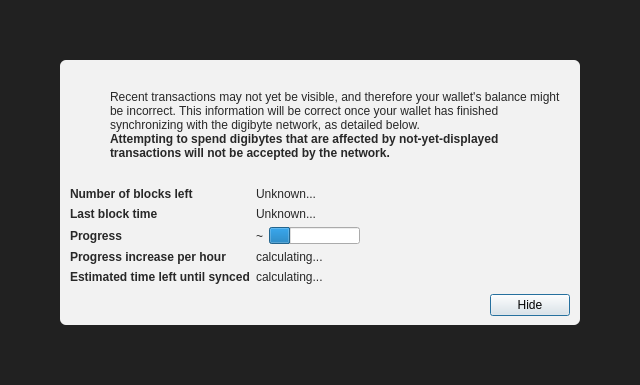
Before: the Qt Designer form src/qt/forms/modaloverlay.ui in digibyte/digibyte, drawn with Qt 5.
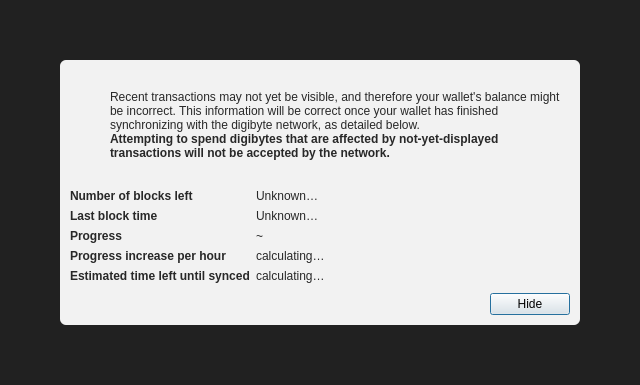
After: the same form once the commit is applied. Icons and pictures are not drawn. Custom widgets are drawn as their Qt base class.

Commit message: Merge 8.22: src/qt/forms/modaloverlay.ui: Merged file with upstream

```diff
--- a/src/qt/forms/modaloverlay.ui
+++ b/src/qt/forms/modaloverlay.ui
@@ -1,7 +1,7 @@
 <?xml version="1.0" encoding="UTF-8"?>
 <ui version="4.0">
  <class>ModalOverlay</class>
- <widget class="ModalOverlay" name="ModalOverlay">
+ <widget class="QWidget" name="ModalOverlay">
   <property name="geometry">
    <rect>
     <x>0</x>
@@ -219,7 +219,7 @@
            <item row="0" column="1">
             <widget class="QLabel" name="numberOfBlocksLeft">
              <property name="text">
-              <string>Unknown...</string>
+              <string>Unknown…</string>
              </property>
             </widget>
            </item>
@@ -245,7 +245,7 @@
               </sizepolicy>
              </property>
              <property name="text">
-              <string>Unknown...</string>
+              <string>Unknown…</string>
              </property>
             </widget>
            </item>
@@ -271,16 +271,6 @@
                </property>
               </widget>
              </item>
-             <item>
-              <widget class="QProgressBar" name="progressBar">
-               <property name="value">
-                <number>24</number>
-               </property>
-               <property name="format">
-                <string/>
-               </property>
-              </widget>
-             </item>
             </layout>
            </item>
            <item row="4" column="0">
@@ -299,7 +289,7 @@
            <item row="4" column="1">
             <widget class="QLabel" name="progressIncreasePerH">
              <property name="text">
-              <string>calculating...</string>
+              <string>calculating…</string>
              </property>
             </widget>
            </item>
@@ -319,7 +309,7 @@
            <item row="5" column="1">
             <widget class="QLabel" name="expectedTimeLeft">
              <property name="text">
-              <string>calculating...</string>
+              <string>calculating…</string>
              </property>
             </widget>
            </item>
@@ -351,6 +341,9 @@
              <property name="text">
               <string>Hide</string>
              </property>
+             <property name="shortcut">
+              <string>Esc</string>
+             </property>
              <property name="focusPolicy">
               <enum>Qt::StrongFocus</enum>
              </property>
@@ -369,14 +362,6 @@
    </item>
   </layout>
  </widget>
- <customwidgets>
-  <customwidget>
-   <class>ModalOverlay</class>
-   <extends>QWidget</extends>
-   <header>qt/modaloverlay.h</header>
-   <container>1</container>
-  </customwidget>
- </customwidgets>
  <resources/>
  <connections/>
 </ui>
```
